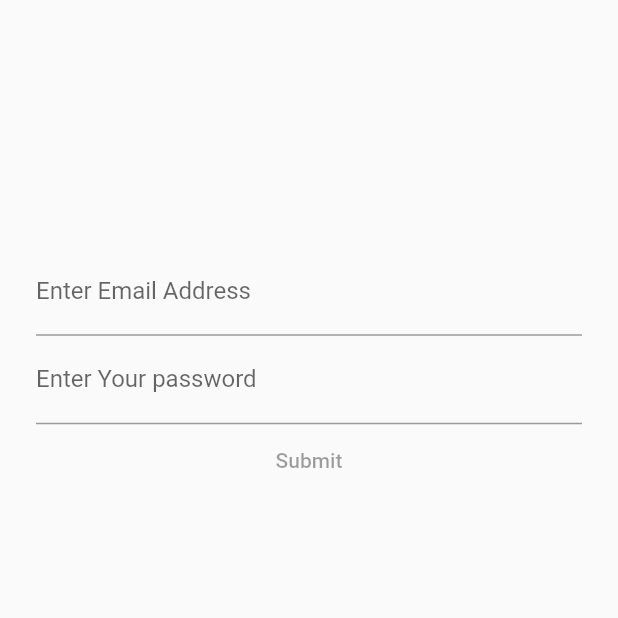
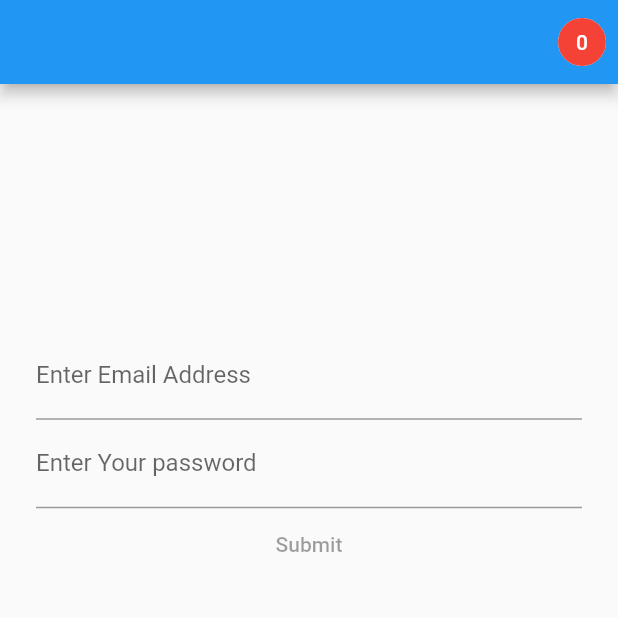
Before and after one commit to Boghdady/login_bloc_pattern, a Flutter app: the screen it shows after launch, on a phone screen of 412 x 824 dp, the top half of it. Run offline on Flutter 3.47's test engine with Material 2 defaults, Android fonts, the phone set to English and light mode, and no system bars; our stand-ins replace rxdart.

```diff
--- a/lib/src/blocs/login_bloc.dart
+++ b/lib/src/blocs/login_bloc.dart
@@ -11,6 +11,7 @@ class LoginBloc extends Object with ValidatorMixin {
 
   final _emailController = BehaviorSubject<String>();
   final _passwordController = BehaviorSubject<String>();
+  final _emailCounter = BehaviorSubject<int>();
 
   // Retrieve data from stream ( will retrieve valid email or error )
   Stream<String> get email => _emailController.stream.transform(validateEmail);
@@ -19,6 +20,7 @@ class LoginBloc extends Object with ValidatorMixin {
   // take the latest values if email and password stream and return true if two streams are valid
   Stream<bool> get submitValid =>
       Observable.combineLatest2(email, password, (e, p) => true);
+  Stream<int> get counter => _emailCounter.stream;
 
   // Add data to stream
   Function(String) get changeEmail => _emailController.sink.add;
@@ -32,10 +34,15 @@ class LoginBloc extends Object with ValidatorMixin {
     print('Password is $validPassword');
   }
 
+  LoginBloc() {
+    // add email length in emailCounter stream
+    _emailController.listen((email) => _emailCounter.add(email.length));
+  }
   // close stream controllers after done
   void dispose() {
     _emailController.close();
     _passwordController.close();
+    _emailCounter.close();
   }
 }
 // make instance of bloc when i use single global instance
--- a/lib/src/screens/login_screen.dart
+++ b/lib/src/screens/login_screen.dart
@@ -8,6 +8,21 @@ class LoginScreen extends StatelessWidget {
     final bloc = Provider.of(context);
 
     return Scaffold(
+      appBar: AppBar(
+        actions: <Widget>[
+          StreamBuilder<int>(
+              stream: bloc.counter,
+              builder: (context, snapshot) {
+                return Chip(
+                  label: Text(
+                    (snapshot.data ?? 0).toString(),
+                    style: TextStyle(color: Colors.white),
+                  ),
+                  backgroundColor: Colors.red,
+                );
+              }),
+        ],
+      ),
       body: SizedBox(
         child: Container(
           margin: EdgeInsets.only(
```
